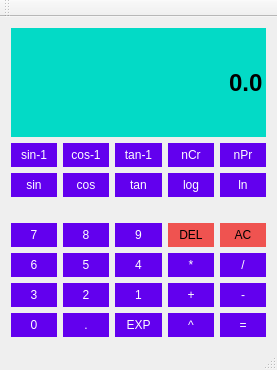
Qt form calculator.ui (Ayush1325/Calculator) before a commit.
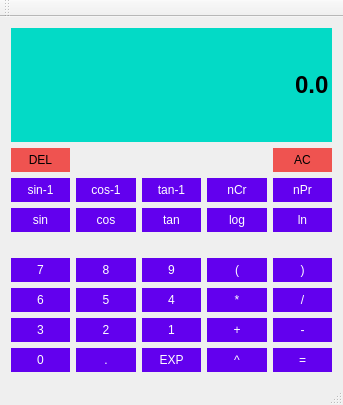
The same form after that commit.

Diff of the .ui file:
```diff
--- a/calculator.ui
+++ b/calculator.ui
@@ -6,8 +6,8 @@
    <rect>
     <x>0</x>
     <y>0</y>
-    <width>277</width>
-    <height>370</height>
+    <width>343</width>
+    <height>405</height>
    </rect>
   </property>
   <property name="windowTitle">
@@ -15,14 +15,8 @@
   </property>
   <widget class="QWidget" name="centralWidget">
    <layout class="QGridLayout" name="gridLayout">
-    <item row="2" column="0">
-     <widget class="QPushButton" name="BtnSin">
-      <property name="sizePolicy">
-       <sizepolicy hsizetype="Preferred" vsizetype="Preferred">
-        <horstretch>0</horstretch>
-        <verstretch>0</verstretch>
-       </sizepolicy>
-      </property>
+    <item row="8" column="3">
+     <widget class="QPushButton" name="BtnPow">
       <property name="styleSheet">
        <string notr="true">QPushButton {
 	background-color: #6200EE;
@@ -39,33 +33,11 @@
 }</string>
       </property>
       <property name="text">
-       <string>sin</string>
+       <string>^</string>
       </property>
      </widget>
     </item>
-    <item row="7" column="0">
-     <widget class="QPushButton" name="Btn0">
-      <property name="styleSheet">
-       <string notr="true">QPushButton {
-	background-color: #6200EE;
-	border: 1px rgb(0, 0, 0);
-	color: rgb(255, 255, 255);
-	padding: 5px;
-}
-
-QPushButton:pressed {
-	background-color: #3700B3;
-	border: 1px rgb(0, 0, 0);
-	color: rgb(255, 255, 255);
-	padding: 5px;
-}</string>
-      </property>
-      <property name="text">
-       <string>0</string>
-      </property>
-     </widget>
-    </item>
-    <item row="6" column="2">
+    <item row="7" column="2">
      <widget class="QPushButton" name="Btn1">
       <property name="sizePolicy">
        <sizepolicy hsizetype="Preferred" vsizetype="Preferred">
@@ -93,8 +65,8 @@
       </property>
      </widget>
     </item>
-    <item row="2" column="1">
-     <widget class="QPushButton" name="BtnCos">
+    <item row="5" column="0">
+     <widget class="QPushButton" name="Btn7">
       <property name="sizePolicy">
        <sizepolicy hsizetype="Preferred" vsizetype="Preferred">
         <horstretch>0</horstretch>
@@ -117,12 +89,12 @@
 }</string>
       </property>
       <property name="text">
-       <string>cos</string>
+       <string>7</string>
       </property>
      </widget>
     </item>
-    <item row="4" column="2">
-     <widget class="QPushButton" name="Btn9">
+    <item row="6" column="4">
+     <widget class="QPushButton" name="BtnDiv">
       <property name="sizePolicy">
        <sizepolicy hsizetype="Preferred" vsizetype="Preferred">
         <horstretch>0</horstretch>
@@ -133,36 +105,8 @@
        <string notr="true">QPushButton {
 	background-color: #6200EE;
 	border: 1px rgb(0, 0, 0);
-	padding: 5px;
- 	color: rgb(255, 255, 255);
-}
-
-QPushButton:pressed {
-	background-color: #3700B3;
-	border: 1px rgb(0, 0, 0);
 	color: rgb(255, 255, 255);
 	padding: 5px;
-}</string>
-      </property>
-      <property name="text">
-       <string>9</string>
-      </property>
-     </widget>
-    </item>
-    <item row="2" column="4">
-     <widget class="QPushButton" name="BtnLn">
-      <property name="sizePolicy">
-       <sizepolicy hsizetype="Preferred" vsizetype="Preferred">
-        <horstretch>0</horstretch>
-        <verstretch>0</verstretch>
-       </sizepolicy>
-      </property>
-      <property name="styleSheet">
-       <string notr="true">QPushButton {
-	background-color: #6200EE;
-	border: 1px rgb(0, 0, 0);
-	color: rgb(255, 255, 255);
-	padding: 5px;
 }
 
 QPushButton:pressed {
@@ -173,29 +117,7 @@
 }</string>
       </property>
       <property name="text">
-       <string>ln</string>
-      </property>
-     </widget>
-    </item>
-    <item row="7" column="1">
-     <widget class="QPushButton" name="BtnDecimal">
-      <property name="styleSheet">
-       <string notr="true">QPushButton {
-	background-color: #6200EE;
-	border: 1px rgb(0, 0, 0);
-	color: rgb(255, 255, 255);
-	padding: 5px;
-}
-
-QPushButton:pressed {
-	background-color: #3700B3;
-	border: 1px rgb(0, 0, 0);
-	color: rgb(255, 255, 255);
-	padding: 5px;
-}</string>
-      </property>
-      <property name="text">
-       <string>.</string>
+       <string>/</string>
       </property>
      </widget>
     </item>
@@ -229,29 +151,63 @@
       </property>
      </widget>
     </item>
+    <item row="6" column="2">
+     <widget class="QPushButton" name="Btn4">
+      <property name="sizePolicy">
+       <sizepolicy hsizetype="Preferred" vsizetype="Preferred">
+        <horstretch>0</horstretch>
+        <verstretch>0</verstretch>
+       </sizepolicy>
+      </property>
+      <property name="styleSheet">
+       <string notr="true">QPushButton {
+	background-color: #6200EE;
+	border: 1px rgb(0, 0, 0);
+	color: rgb(255, 255, 255);
+	padding: 5px;
+}
+
+QPushButton:pressed {
+	background-color: #3700B3;
+	border: 1px rgb(0, 0, 0);
+	color: rgb(255, 255, 255);
+	padding: 5px;
+}</string>
+      </property>
+      <property name="text">
+       <string>4</string>
+      </property>
+     </widget>
+    </item>
+    <item row="2" column="2">
+     <widget class="QPushButton" name="BtnTanInv">
+      <property name="sizePolicy">
+       <sizepolicy hsizetype="Preferred" vsizetype="Preferred">
+        <horstretch>0</horstretch>
+        <verstretch>0</verstretch>
+       </sizepolicy>
+      </property>
+      <property name="styleSheet">
+       <string notr="true">QPushButton {
+	background-color: #6200EE;
+	border: 1px rgb(0, 0, 0);
+	color: rgb(255, 255, 255);
+	padding: 5px;
+}
+
+QPushButton:pressed {
+	background-color: #3700B3;
+	border: 1px rgb(0, 0, 0);
+	color: rgb(255, 255, 255);
+	padding: 5px;
+}</string>
+      </property>
+      <property name="text">
+       <string>tan-1</string>
+      </property>
+     </widget>
+    </item>
     <item row="7" column="4">
-     <widget class="QPushButton" name="BtnEql">
-      <property name="styleSheet">
-       <string notr="true">QPushButton {
-	background-color: #6200EE;
-	border: 1px rgb(0, 0, 0);
-	color: rgb(255, 255, 255);
-	padding: 5px;
-}
-
-QPushButton:pressed {
-	background-color: #3700B3;
-	border: 1px rgb(0, 0, 0);
-	color: rgb(255, 255, 255);
-	padding: 5px;
-}</string>
-      </property>
-      <property name="text">
-       <string>=</string>
-      </property>
-     </widget>
-    </item>
-    <item row="6" column="4">
      <widget class="QPushButton" name="BtnSub">
       <property name="sizePolicy">
        <sizepolicy hsizetype="Preferred" vsizetype="Preferred">
@@ -279,7 +235,7 @@
       </property>
      </widget>
     </item>
-    <item row="7" column="2">
+    <item row="8" column="2">
      <widget class="QPushButton" name="BtnExp">
       <property name="styleSheet">
        <string notr="true">QPushButton {
@@ -301,8 +257,8 @@
       </property>
      </widget>
     </item>
-    <item row="4" column="1">
-     <widget class="QPushButton" name="Btn8">
+    <item row="5" column="2">
+     <widget class="QPushButton" name="Btn9">
       <property name="sizePolicy">
        <sizepolicy hsizetype="Preferred" vsizetype="Preferred">
         <horstretch>0</horstretch>
@@ -313,8 +269,8 @@
        <string notr="true">QPushButton {
 	background-color: #6200EE;
 	border: 1px rgb(0, 0, 0);
-	color: rgb(255, 255, 255);
 	padding: 5px;
+ 	color: rgb(255, 255, 255);
 }
 
 QPushButton:pressed {
@@ -325,65 +281,11 @@
 }</string>
       </property>
       <property name="text">
-       <string>8</string>
+       <string>9</string>
       </property>
      </widget>
     </item>
-    <item row="4" column="4">
-     <widget class="QPushButton" name="BtnAC">
-      <property name="sizePolicy">
-       <sizepolicy hsizetype="Preferred" vsizetype="Preferred">
-        <horstretch>0</horstretch>
-        <verstretch>0</verstretch>
-       </sizepolicy>
-      </property>
-      <property name="styleSheet">
-       <string notr="true">QPushButton {
-	background-color: #EF5350;
-	border: 1px rgb(0, 0, 0);
-	padding: 5px;
-}
-
-QPushButton:pressed {
-	background-color: #B71C1C;
-	border: 1px rgb(0, 0, 0);
-	padding: 5px;
-}</string>
-      </property>
-      <property name="text">
-       <string>AC</string>
-      </property>
-     </widget>
-    </item>
-    <item row="5" column="4">
-     <widget class="QPushButton" name="BtnDiv">
-      <property name="sizePolicy">
-       <sizepolicy hsizetype="Preferred" vsizetype="Preferred">
-        <horstretch>0</horstretch>
-        <verstretch>0</verstretch>
-       </sizepolicy>
-      </property>
-      <property name="styleSheet">
-       <string notr="true">QPushButton {
-	background-color: #6200EE;
-	border: 1px rgb(0, 0, 0);
-	color: rgb(255, 255, 255);
-	padding: 5px;
-}
-
-QPushButton:pressed {
-	background-color: #3700B3;
-	border: 1px rgb(0, 0, 0);
-	color: rgb(255, 255, 255);
-	padding: 5px;
-}</string>
-      </property>
-      <property name="text">
-       <string>/</string>
-      </property>
-     </widget>
-    </item>
-    <item row="5" column="1">
+    <item row="6" column="1">
      <widget class="QPushButton" name="Btn5">
       <property name="sizePolicy">
        <sizepolicy hsizetype="Preferred" vsizetype="Preferred">
@@ -411,7 +313,35 @@
       </property>
      </widget>
     </item>
-    <item row="5" column="3">
+    <item row="7" column="0">
+     <widget class="QPushButton" name="Btn3">
+      <property name="sizePolicy">
+       <sizepolicy hsizetype="Preferred" vsizetype="Preferred">
+        <horstretch>0</horstretch>
+        <verstretch>0</verstretch>
+       </sizepolicy>
+      </property>
+      <property name="styleSheet">
+       <string notr="true">QPushButton {
+	background-color: #6200EE;
+	border: 1px rgb(0, 0, 0);
+	color: rgb(255, 255, 255);
+	padding: 5px;
+}
+
+QPushButton:pressed {
+	background-color: #3700B3;
+	border: 1px rgb(0, 0, 0);
+	color: rgb(255, 255, 255);
+	padding: 5px;
+}</string>
+      </property>
+      <property name="text">
+       <string>3</string>
+      </property>
+     </widget>
+    </item>
+    <item row="6" column="3">
      <widget class="QPushButton" name="BtnMul">
       <property name="sizePolicy">
        <sizepolicy hsizetype="Preferred" vsizetype="Preferred">
@@ -439,7 +369,79 @@
       </property>
      </widget>
     </item>
-    <item row="2" column="2">
+    <item row="8" column="0">
+     <widget class="QPushButton" name="Btn0">
+      <property name="styleSheet">
+       <string notr="true">QPushButton {
+	background-color: #6200EE;
+	border: 1px rgb(0, 0, 0);
+	color: rgb(255, 255, 255);
+	padding: 5px;
+}
+
+QPushButton:pressed {
+	background-color: #3700B3;
+	border: 1px rgb(0, 0, 0);
+	color: rgb(255, 255, 255);
+	padding: 5px;
+}</string>
+      </property>
+      <property name="text">
+       <string>0</string>
+      </property>
+     </widget>
+    </item>
+    <item row="3" column="4">
+     <widget class="QPushButton" name="BtnLn">
+      <property name="sizePolicy">
+       <sizepolicy hsizetype="Preferred" vsizetype="Preferred">
+        <horstretch>0</horstretch>
+        <verstretch>0</verstretch>
+       </sizepolicy>
+      </property>
+      <property name="styleSheet">
+       <string notr="true">QPushButton {
+	background-color: #6200EE;
+	border: 1px rgb(0, 0, 0);
+	color: rgb(255, 255, 255);
+	padding: 5px;
+}
+
+QPushButton:pressed {
+	background-color: #3700B3;
+	border: 1px rgb(0, 0, 0);
+	color: rgb(255, 255, 255);
+	padding: 5px;
+}</string>
+      </property>
+      <property name="text">
+       <string>ln</string>
+      </property>
+     </widget>
+    </item>
+    <item row="8" column="4">
+     <widget class="QPushButton" name="BtnEql">
+      <property name="styleSheet">
+       <string notr="true">QPushButton {
+	background-color: #6200EE;
+	border: 1px rgb(0, 0, 0);
+	color: rgb(255, 255, 255);
+	padding: 5px;
+}
+
+QPushButton:pressed {
+	background-color: #3700B3;
+	border: 1px rgb(0, 0, 0);
+	color: rgb(255, 255, 255);
+	padding: 5px;
+}</string>
+      </property>
+      <property name="text">
+       <string>=</string>
+      </property>
+     </widget>
+    </item>
+    <item row="3" column="2">
      <widget class="QPushButton" name="BtnTan">
       <property name="sizePolicy">
        <sizepolicy hsizetype="Preferred" vsizetype="Preferred">
@@ -467,8 +469,8 @@
       </property>
      </widget>
     </item>
-    <item row="6" column="1">
-     <widget class="QPushButton" name="Btn2">
+    <item row="2" column="4">
+     <widget class="QPushButton" name="BtnPermutation">
       <property name="sizePolicy">
        <sizepolicy hsizetype="Preferred" vsizetype="Preferred">
         <horstretch>0</horstretch>
@@ -491,12 +493,12 @@
 }</string>
       </property>
       <property name="text">
-       <string>2</string>
+       <string>nPr</string>
       </property>
      </widget>
     </item>
-    <item row="4" column="0">
-     <widget class="QPushButton" name="Btn7">
+    <item row="3" column="0">
+     <widget class="QPushButton" name="BtnSin">
       <property name="sizePolicy">
        <sizepolicy hsizetype="Preferred" vsizetype="Preferred">
         <horstretch>0</horstretch>
@@ -519,11 +521,117 @@
 }</string>
       </property>
       <property name="text">
-       <string>7</string>
+       <string>sin</string>
       </property>
      </widget>
     </item>
-    <item row="5" column="0">
+    <item row="3" column="3">
+     <widget class="QPushButton" name="BtnLog">
+      <property name="sizePolicy">
+       <sizepolicy hsizetype="Preferred" vsizetype="Preferred">
+        <horstretch>0</horstretch>
+        <verstretch>0</verstretch>
+       </sizepolicy>
+      </property>
+      <property name="styleSheet">
+       <string notr="true">QPushButton {
+	background-color: #6200EE;
+	border: 1px rgb(0, 0, 0);
+	color: rgb(255, 255, 255);
+	padding: 5px;
+}
+
+QPushButton:pressed {
+	background-color: #3700B3;
+	border: 1px rgb(0, 0, 0);
+	color: rgb(255, 255, 255);
+	padding: 5px;
+}</string>
+      </property>
+      <property name="text">
+       <string>log</string>
+      </property>
+     </widget>
+    </item>
+    <item row="8" column="1">
+     <widget class="QPushButton" name="BtnDecimal">
+      <property name="styleSheet">
+       <string notr="true">QPushButton {
+	background-color: #6200EE;
+	border: 1px rgb(0, 0, 0);
+	color: rgb(255, 255, 255);
+	padding: 5px;
+}
+
+QPushButton:pressed {
+	background-color: #3700B3;
+	border: 1px rgb(0, 0, 0);
+	color: rgb(255, 255, 255);
+	padding: 5px;
+}</string>
+      </property>
+      <property name="text">
+       <string>.</string>
+      </property>
+     </widget>
+    </item>
+    <item row="2" column="0">
+     <widget class="QPushButton" name="BtnSinInv">
+      <property name="sizePolicy">
+       <sizepolicy hsizetype="Preferred" vsizetype="Preferred">
+        <horstretch>0</horstretch>
+        <verstretch>0</verstretch>
+       </sizepolicy>
+      </property>
+      <property name="styleSheet">
+       <string notr="true">QPushButton {
+	background-color: #6200EE;
+	border: 1px rgb(0, 0, 0);
+	color: rgb(255, 255, 255);
+	padding: 5px;
+}
+
+QPushButton:pressed {
+	background-color: #3700B3;
+	border: 1px rgb(0, 0, 0);
+	color: rgb(255, 255, 255);
+	padding: 5px;
+}</string>
+      </property>
+      <property name="text">
+       <string>sin-1</string>
+      </property>
+     </widget>
+    </item>
+    <item row="3" column="1">
+     <widget class="QPushButton" name="BtnCos">
+      <property name="sizePolicy">
+       <sizepolicy hsizetype="Preferred" vsizetype="Preferred">
+        <horstretch>0</horstretch>
+        <verstretch>0</verstretch>
+       </sizepolicy>
+      </property>
+      <property name="styleSheet">
+       <string notr="true">QPushButton {
+	background-color: #6200EE;
+	border: 1px rgb(0, 0, 0);
+	color: rgb(255, 255, 255);
+	padding: 5px;
+}
+
+QPushButton:pressed {
+	background-color: #3700B3;
+	border: 1px rgb(0, 0, 0);
+	color: rgb(255, 255, 255);
+	padding: 5px;
+}</string>
+      </property>
+      <property name="text">
+       <string>cos</string>
+      </property>
+     </widget>
+    </item>
+    <item row="6" column="0">
      <widget class="QPushButton" name="Btn6">
       <property name="sizePolicy">
        <sizepolicy hsizetype="Preferred" vsizetype="Preferred">
@@ -551,55 +659,7 @@
       </property>
      </widget>
     </item>
-    <item row="4" column="3">
-     <widget class="QPushButton" name="BtnDel">
-      <property name="sizePolicy">
-       <sizepolicy hsizetype="Preferred" vsizetype="Preferred">
-        <horstretch>0</horstretch>
-        <verstretch>0</verstretch>
-       </sizepolicy>
-      </property>
-      <property name="styleSheet">
-       <string notr="true">QPushButton {
-	background-color: #EF5350;
-	border: 1px rgb(0, 0, 0);
-	padding: 5px;
-}
-
-QPushButton:pressed {
-	background-color: #B71C1C;
-	border: 1px rgb(0, 0, 0);
-	padding: 5px;
-}</string>
-      </property>
-      <property name="text">
-       <string>DEL</string>
-      </property>
-     </widget>
-    </item>
-    <item row="7" column="3">
-     <widget class="QPushButton" name="BtnPow">
-      <property name="styleSheet">
-       <string notr="true">QPushButton {
-	background-color: #6200EE;
-	border: 1px rgb(0, 0, 0);
-	color: rgb(255, 255, 255);
-	padding: 5px;
-}
-
-QPushButton:pressed {
-	background-color: #3700B3;
-	border: 1px rgb(0, 0, 0);
-	color: rgb(255, 255, 255);
-	padding: 5px;
-}</string>
-      </property>
-      <property name="text">
-       <string>^</string>
-      </property>
-     </widget>
-    </item>
-    <item row="3" column="0" colspan="5">
+    <item row="4" column="0" colspan="5">
      <spacer name="horizontalSpacer">
       <property name="orientation">
        <enum>Qt::Horizontal</enum>
@@ -615,7 +675,63 @@
       </property>
      </spacer>
     </item>
-    <item row="6" column="3">
+    <item row="5" column="1">
+     <widget class="QPushButton" name="Btn8">
+      <property name="sizePolicy">
+       <sizepolicy hsizetype="Preferred" vsizetype="Preferred">
+        <horstretch>0</horstretch>
+        <verstretch>0</verstretch>
+       </sizepolicy>
+      </property>
+      <property name="styleSheet">
+       <string notr="true">QPushButton {
+	background-color: #6200EE;
+	border: 1px rgb(0, 0, 0);
+	color: rgb(255, 255, 255);
+	padding: 5px;
+}
+
+QPushButton:pressed {
+	background-color: #3700B3;
+	border: 1px rgb(0, 0, 0);
+	color: rgb(255, 255, 255);
+	padding: 5px;
+}</string>
+      </property>
+      <property name="text">
+       <string>8</string>
+      </property>
+     </widget>
+    </item>
+    <item row="7" column="1">
+     <widget class="QPushButton" name="Btn2">
+      <property name="sizePolicy">
+       <sizepolicy hsizetype="Preferred" vsizetype="Preferred">
+        <horstretch>0</horstretch>
+        <verstretch>0</verstretch>
+       </sizepolicy>
+      </property>
+      <property name="styleSheet">
+       <string notr="true">QPushButton {
+	background-color: #6200EE;
+	border: 1px rgb(0, 0, 0);
+	color: rgb(255, 255, 255);
+	padding: 5px;
+}
+
+QPushButton:pressed {
+	background-color: #3700B3;
+	border: 1px rgb(0, 0, 0);
+	color: rgb(255, 255, 255);
+	padding: 5px;
+}</string>
+      </property>
+      <property name="text">
+       <string>2</string>
+      </property>
+     </widget>
+    </item>
+    <item row="7" column="3">
      <widget class="QPushButton" name="BtnAdd">
       <property name="sizePolicy">
        <sizepolicy hsizetype="Preferred" vsizetype="Preferred">
@@ -644,174 +760,6 @@
      </widget>
     </item>
     <item row="2" column="3">
-     <widget class="QPushButton" name="BtnLog">
-      <property name="sizePolicy">
-       <sizepolicy hsizetype="Preferred" vsizetype="Preferred">
-        <horstretch>0</horstretch>
-        <verstretch>0</verstretch>
-       </sizepolicy>
-      </property>
-      <property name="styleSheet">
-       <string notr="true">QPushButton {
-	background-color: #6200EE;
-	border: 1px rgb(0, 0, 0);
-	color: rgb(255, 255, 255);
-	padding: 5px;
-}
-
-QPushButton:pressed {
-	background-color: #3700B3;
-	border: 1px rgb(0, 0, 0);
-	color: rgb(255, 255, 255);
-	padding: 5px;
-}</string>
-      </property>
-      <property name="text">
-       <string>log</string>
-      </property>
-     </widget>
-    </item>
-    <item row="5" column="2">
-     <widget class="QPushButton" name="Btn4">
-      <property name="sizePolicy">
-       <sizepolicy hsizetype="Preferred" vsizetype="Preferred">
-        <horstretch>0</horstretch>
-        <verstretch>0</verstretch>
-       </sizepolicy>
-      </property>
-      <property name="styleSheet">
-       <string notr="true">QPushButton {
-	background-color: #6200EE;
-	border: 1px rgb(0, 0, 0);
-	color: rgb(255, 255, 255);
-	padding: 5px;
-}
-
-QPushButton:pressed {
-	background-color: #3700B3;
-	border: 1px rgb(0, 0, 0);
-	color: rgb(255, 255, 255);
-	padding: 5px;
-}</string>
-      </property>
-      <property name="text">
-       <string>4</string>
-      </property>
-     </widget>
-    </item>
-    <item row="6" column="0">
-     <widget class="QPushButton" name="Btn3">
-      <property name="sizePolicy">
-       <sizepolicy hsizetype="Preferred" vsizetype="Preferred">
-        <horstretch>0</horstretch>
-        <verstretch>0</verstretch>
-       </sizepolicy>
-      </property>
-      <property name="styleSheet">
-       <string notr="true">QPushButton {
-	background-color: #6200EE;
-	border: 1px rgb(0, 0, 0);
-	color: rgb(255, 255, 255);
-	padding: 5px;
-}
-
-QPushButton:pressed {
-	background-color: #3700B3;
-	border: 1px rgb(0, 0, 0);
-	color: rgb(255, 255, 255);
-	padding: 5px;
-}</string>
-      </property>
-      <property name="text">
-       <string>3</string>
-      </property>
-     </widget>
-    </item>
-    <item row="1" column="0">
-     <widget class="QPushButton" name="BtnSinInv">
-      <property name="sizePolicy">
-       <sizepolicy hsizetype="Preferred" vsizetype="Preferred">
-        <horstretch>0</horstretch>
-        <verstretch>0</verstretch>
-       </sizepolicy>
-      </property>
-      <property name="styleSheet">
-       <string notr="true">QPushButton {
-	background-color: #6200EE;
-	border: 1px rgb(0, 0, 0);
-	color: rgb(255, 255, 255);
-	padding: 5px;
-}
-
-QPushButton:pressed {
-	background-color: #3700B3;
-	border: 1px rgb(0, 0, 0);
-	color: rgb(255, 255, 255);
-	padding: 5px;
-}</string>
-      </property>
-      <property name="text">
-       <string>sin-1</string>
-      </property>
-     </widget>
-    </item>
-    <item row="1" column="1">
-     <widget class="QPushButton" name="BtnCosInv">
-      <property name="sizePolicy">
-       <sizepolicy hsizetype="Preferred" vsizetype="Preferred">
-        <horstretch>0</horstretch>
-        <verstretch>0</verstretch>
-       </sizepolicy>
-      </property>
-      <property name="styleSheet">
-       <string notr="true">QPushButton {
-	background-color: #6200EE;
-	border: 1px rgb(0, 0, 0);
-	color: rgb(255, 255, 255);
-	padding: 5px;
-}
-
-QPushButton:pressed {
-	background-color: #3700B3;
-	border: 1px rgb(0, 0, 0);
-	color: rgb(255, 255, 255);
-	padding: 5px;
-}</string>
-      </property>
-      <property name="text">
-       <string>cos-1</string>
-      </property>
-     </widget>
-    </item>
-    <item row="1" column="2">
-     <widget class="QPushButton" name="BtnTanInv">
-      <property name="sizePolicy">
-       <sizepolicy hsizetype="Preferred" vsizetype="Preferred">
-        <horstretch>0</horstretch>
-        <verstretch>0</verstretch>
-       </sizepolicy>
-      </property>
-      <property name="styleSheet">
-       <string notr="true">QPushButton {
-	background-color: #6200EE;
-	border: 1px rgb(0, 0, 0);
-	color: rgb(255, 255, 255);
-	padding: 5px;
-}
-
-QPushButton:pressed {
-	background-color: #3700B3;
-	border: 1px rgb(0, 0, 0);
-	color: rgb(255, 255, 255);
-	padding: 5px;
-}</string>
-      </property>
-      <property name="text">
-       <string>tan-1</string>
-      </property>
-     </widget>
-    </item>
-    <item row="1" column="3">
      <widget class="QPushButton" name="BtnCombination">
       <property name="sizePolicy">
        <sizepolicy hsizetype="Preferred" vsizetype="Preferred">
@@ -839,8 +787,62 @@
       </property>
      </widget>
     </item>
+    <item row="2" column="1">
+     <widget class="QPushButton" name="BtnCosInv">
+      <property name="sizePolicy">
+       <sizepolicy hsizetype="Preferred" vsizetype="Preferred">
+        <horstretch>0</horstretch>
+        <verstretch>0</verstretch>
+       </sizepolicy>
+      </property>
+      <property name="styleSheet">
+       <string notr="true">QPushButton {
+	background-color: #6200EE;
+	border: 1px rgb(0, 0, 0);
+	color: rgb(255, 255, 255);
+	padding: 5px;
+}
+
+QPushButton:pressed {
+	background-color: #3700B3;
+	border: 1px rgb(0, 0, 0);
+	color: rgb(255, 255, 255);
+	padding: 5px;
+}</string>
+      </property>
+      <property name="text">
+       <string>cos-1</string>
+      </property>
+     </widget>
+    </item>
+    <item row="1" column="0">
+     <widget class="QPushButton" name="BtnDel">
+      <property name="sizePolicy">
+       <sizepolicy hsizetype="Preferred" vsizetype="Preferred">
+        <horstretch>0</horstretch>
+        <verstretch>0</verstretch>
+       </sizepolicy>
+      </property>
+      <property name="styleSheet">
+       <string notr="true">QPushButton {
+	background-color: #EF5350;
+	border: 1px rgb(0, 0, 0);
+	padding: 5px;
+}
+
+QPushButton:pressed {
+	background-color: #B71C1C;
+	border: 1px rgb(0, 0, 0);
+	padding: 5px;
+}</string>
+      </property>
+      <property name="text">
+       <string>DEL</string>
+      </property>
+     </widget>
+    </item>
     <item row="1" column="4">
-     <widget class="QPushButton" name="BtnPermutation">
+     <widget class="QPushButton" name="BtnAC">
       <property name="sizePolicy">
        <sizepolicy hsizetype="Preferred" vsizetype="Preferred">
         <horstretch>0</horstretch>
@@ -849,6 +851,32 @@
       </property>
       <property name="styleSheet">
        <string notr="true">QPushButton {
+	background-color: #EF5350;
+	border: 1px rgb(0, 0, 0);
+	padding: 5px;
+}
+
+QPushButton:pressed {
+	background-color: #B71C1C;
+	border: 1px rgb(0, 0, 0);
+	padding: 5px;
+}</string>
+      </property>
+      <property name="text">
+       <string>AC</string>
+      </property>
+     </widget>
+    </item>
+    <item row="5" column="3">
+     <widget class="QPushButton" name="BtnBracketStart">
+      <property name="sizePolicy">
+       <sizepolicy hsizetype="Preferred" vsizetype="Preferred">
+        <horstretch>0</horstretch>
+        <verstretch>0</verstretch>
+       </sizepolicy>
+      </property>
+      <property name="styleSheet">
+       <string notr="true">QPushButton {
 	background-color: #6200EE;
 	border: 1px rgb(0, 0, 0);
 	color: rgb(255, 255, 255);
@@ -863,7 +891,35 @@
 }</string>
       </property>
       <property name="text">
-       <string>nPr</string>
+       <string>(</string>
+      </property>
+     </widget>
+    </item>
+    <item row="5" column="4">
+     <widget class="QPushButton" name="BtnBracketEnd">
+      <property name="sizePolicy">
+       <sizepolicy hsizetype="Preferred" vsizetype="Preferred">
+        <horstretch>0</horstretch>
+        <verstretch>0</verstretch>
+       </sizepolicy>
+      </property>
+      <property name="styleSheet">
+       <string notr="true">QPushButton {
+	background-color: #6200EE;
+	border: 1px rgb(0, 0, 0);
+	color: rgb(255, 255, 255);
+	padding: 5px;
+}
+
+QPushButton:pressed {
+	background-color: #3700B3;
+	border: 1px rgb(0, 0, 0);
+	color: rgb(255, 255, 255);
+	padding: 5px;
+}</string>
+      </property>
+      <property name="text">
+       <string>)</string>
       </property>
      </widget>
     </item>
```
Left out of the diff: 2 changed lines with no effect on the pictures.
